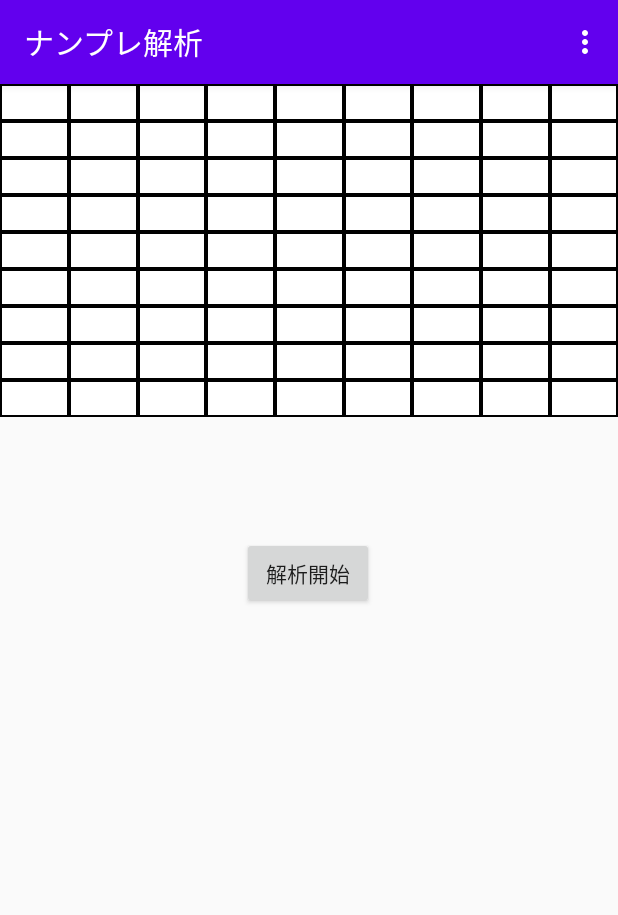
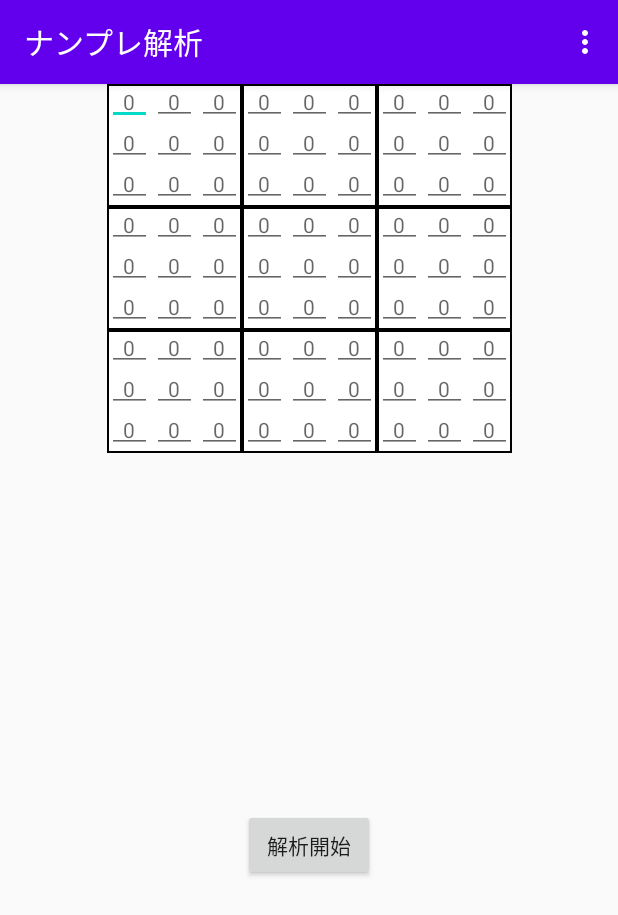
Before and after one commit to set-uu/number_place, an Android app: the screen it shows after launch (MainActivity), on a phone screen of 412 x 824 dp. Shown: the top 915 px of the screen. Run offline under Robolectric (Android 15) with nearby library versions, the phone set to English and light mode, and no system bars; our stand-ins replace AdMob; 1 statement that could not run was skipped.

Commit message:
GridLayoutを利用するように変更。includeを多めに利用するように変更

```diff
--- a/app/build.gradle
+++ b/app/build.gradle
@@ -41,6 +41,7 @@ dependencies {
     implementation 'androidx.navigation:navigation-fragment-ktx:2.1.0'
     implementation 'androidx.navigation:navigation-ui-ktx:2.1.0'
     implementation 'com.google.android.gms:play-services-ads:19.3.0'
+    implementation 'androidx.gridlayout:gridlayout:1.0.0'
     testImplementation 'junit:junit:4.12'
     androidTestImplementation 'androidx.test.ext:junit:1.1.1'
     androidTestImplementation 'androidx.test.espresso:espresso-core:3.2.0'
--- a/app/src/main/AndroidManifest.xml
+++ b/app/src/main/AndroidManifest.xml
@@ -12,7 +12,8 @@
         <activity
             android:name=".MainActivity"
             android:label="@string/app_name"
-            android:theme="@style/AppTheme.NoActionBar">
+            android:theme="@style/AppTheme.NoActionBar"
+            android:screenOrientation="portrait">
             <intent-filter>
                 <action android:name="android.intent.action.MAIN" />
 
--- /dev/null
+++ b/app/src/main/res/layout/block.xml
@@ -0,0 +1,49 @@
+<?xml version="1.0" encoding="utf-8"?>
+<GridLayout xmlns:android="http://schemas.android.com/apk/res/android"
+    android:layout_width="wrap_content"
+    android:layout_height="wrap_content"
+    android:columnCount="3"
+    android:rowCount="3"
+    android:background="@drawable/border"
+    >
+
+    <include
+        layout="@layout/cell"
+        android:id="@+id/cell00"
+     />
+    <include
+        layout="@layout/cell"
+        android:id="@+id/cell01"
+        />
+    <include
+        layout="@layout/cell"
+        android:id="@+id/cell02"
+        />
+
+    <include
+        layout="@layout/cell"
+        android:id="@+id/cell10"
+        />
+    <include
+        layout="@layout/cell"
+        android:id="@+id/cell11"
+        />
+    <include
+        layout="@layout/cell"
+        android:id="@+id/cell12"
+        />
+
+    <include
+        layout="@layout/cell"
+        android:id="@+id/cell20"
+        />
+    <include
+        layout="@layout/cell"
+        android:id="@+id/cell21"
+        />
+    <include
+        layout="@layout/cell"
+        android:id="@+id/cell22"
+        />
+
+</GridLayout>
--- /dev/null
+++ b/app/src/main/res/layout/board_grid.xml
@@ -0,0 +1,65 @@
+<?xml version="1.0" encoding="utf-8"?>
+<GridLayout xmlns:android="http://schemas.android.com/apk/res/android"
+    xmlns:app="http://schemas.android.com/apk/res-auto"
+    android:id="@+id/board"
+    android:layout_width="wrap_content"
+    android:layout_height="wrap_content"
+    android:rowCount="3"
+    android:columnCount="3"
+    >
+
+    <include
+        layout="@layout/block"
+        android:id="@+id/left_top"
+        android:layout_width="wrap_content"
+        android:layout_height="wrap_content"
+        />
+    <include
+        layout="@layout/block"
+        android:id="@+id/center_top"
+        android:layout_width="wrap_content"
+        android:layout_height="wrap_content"
+        />
+    <include
+        layout="@layout/block"
+        android:id="@+id/right_top"
+        android:layout_width="wrap_content"
+        android:layout_height="wrap_content"
+        />
+    <include
+        layout="@layout/block"
+        android:id="@+id/left_middle"
+        android:layout_width="wrap_content"
+        android:layout_height="wrap_content"
+        />
+    <include
+        layout="@layout/block"
+        android:id="@+id/center_middle"
+        android:layout_width="wrap_content"
+        android:layout_height="wrap_content"
+        />
+    <include
+        layout="@layout/block"
+        android:id="@+id/right_middle"
+        android:layout_width="wrap_content"
+        android:layout_height="wrap_content"
+        />
+    <include
+        layout="@layout/block"
+        android:id="@+id/left_bottom"
+        android:layout_width="wrap_content"
+        android:layout_height="wrap_content"
+        />
+    <include
+        layout="@layout/block"
+        android:id="@+id/center_bottom"
+        android:layout_width="wrap_content"
+        android:layout_height="wrap_content"
+        />
+    <include
+        layout="@layout/block"
+        android:id="@+id/right_bottom"
+        android:layout_width="wrap_content"
+        android:layout_height="wrap_content"
+        />
+</GridLayout>
--- /dev/null
+++ b/app/src/main/res/layout/cell.xml
@@ -0,0 +1,14 @@
+<?xml version="1.0" encoding="utf-8"?>
+<EditText xmlns:android="http://schemas.android.com/apk/res/android"
+    android:layout_width="wrap_content"
+    android:layout_height="wrap_content"
+    android:width="@dimen/cell_size"
+    android:height="@dimen/cell_size"
+    android:gravity="center_horizontal"
+    android:padding="@dimen/cell_padding"
+    android:hint="0"
+    android:inputType="number"
+    android:maxLength="1"
+    android:selectAllOnFocus="true"
+    android:singleLine="true"
+    android:textAppearance="@style/TextAppearance.AppCompat.Small" />
--- a/app/src/main/res/layout/fragment_first.xml
+++ b/app/src/main/res/layout/fragment_first.xml
@@ -17,20 +17,31 @@
       viewのセル＝モデルのセル
       viewのboard＝モデルのboard
       -->
-    <include layout="@layout/board" />
+    <include
+        android:id="@+id/board"
+        layout="@layout/board_grid"
+        android:layout_width="wrap_content"
+
+        android:layout_height="wrap_content"
+        app:layout_constraintEnd_toEndOf="parent"
+        app:layout_constraintHorizontal_bias="0.5"
+        app:layout_constraintStart_toStartOf="parent"
+        app:layout_constraintTop_toTopOf="parent" />
 
     <Button
         android:id="@+id/start_calc"
         android:layout_width="wrap_content"
         android:layout_height="wrap_content"
         android:text="@string/next"
-        app:layout_constraintBottom_toBottomOf="parent"
+        app:layout_constraintBottom_toTopOf="@+id/ad"
         app:layout_constraintEnd_toEndOf="parent"
-        app:layout_constraintHorizontal_bias="0.498"
+        app:layout_constraintHorizontal_bias="0.5"
         app:layout_constraintStart_toStartOf="parent"
-        app:layout_constraintTop_toBottomOf="@+id/board"
-        app:layout_constraintVertical_bias="0.16" />
+        app:layout_constraintTop_toBottomOf="@+id/board" />
 
-    <include layout="@layout/ad" />
+    <include
+        android:id="@+id/ad"
+        layout="@layout/ad"
+        tools:layout_editor_absoluteY="682dp" />
 
 </androidx.constraintlayout.widget.ConstraintLayout>
--- /dev/null
+++ b/app/src/main/res/values-sw320dp/dimens.xml
@@ -0,0 +1,3 @@
+<resources>
+    <dimen name="cell_size">30dp</dimen>
+</resources>
--- /dev/null
+++ b/app/src/main/res/values-sw600dp/dimens.xml
@@ -0,0 +1,3 @@
+<resources>
+    <dimen name="cell_size">40dp</dimen>
+</resources>
--- a/app/src/main/res/values/dimens.xml
+++ b/app/src/main/res/values/dimens.xml
@@ -1,3 +1,5 @@
 <resources>
     <dimen name="fab_margin">16dp</dimen>
+    <dimen name="cell_size">20dp</dimen>
+    <dimen name="cell_padding">2dp</dimen>
 </resources>
```
